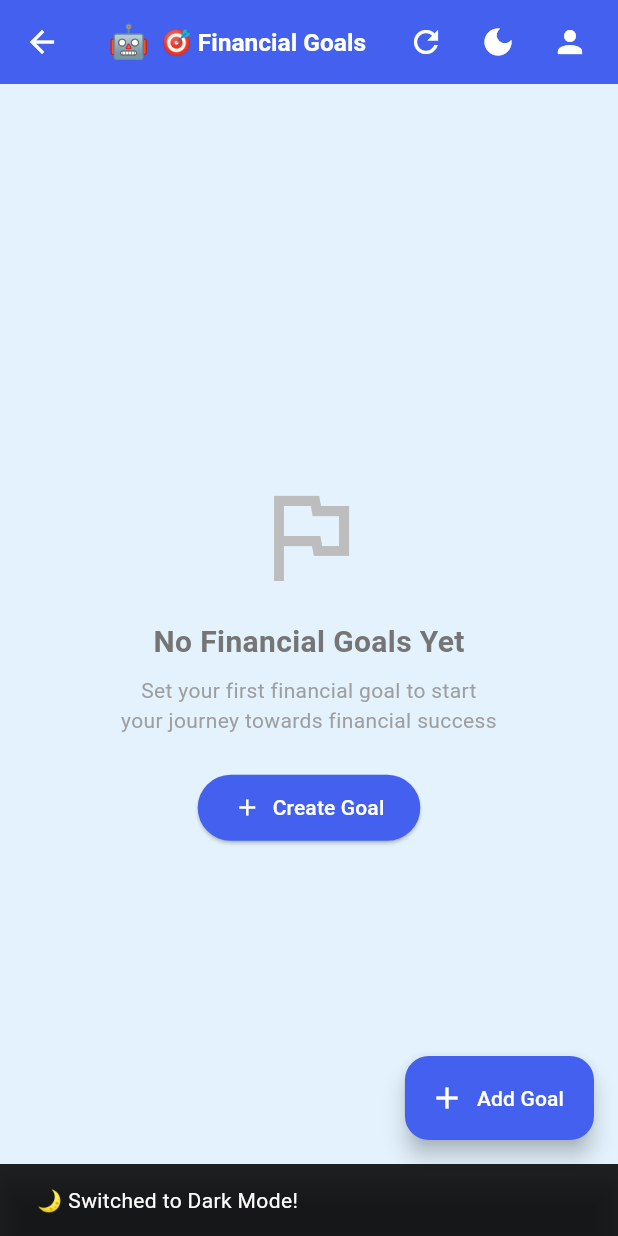
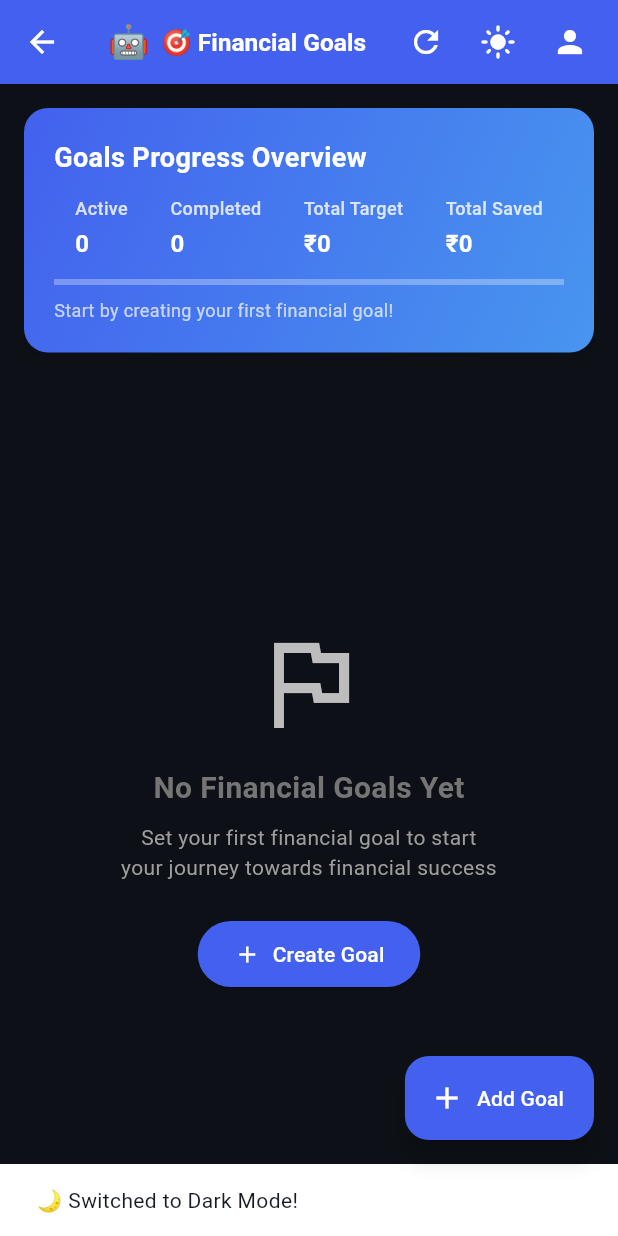
Before and after one commit to om29-dev/ideathon, a Flutter app: the FinancialGoalsScreen screen opened directly, after a tap on the "dark mode" icon, on a phone screen of 412 x 824 dp. Run offline on Flutter 3.47's test engine with Material 3 defaults, Android fonts, the light colour scheme and no system bars; our stand-ins replace flutter_local_notifications, flutter_secure_storage, local_auth, share_plus, shared_preferences, sqflite; missing offline and left inert: dart:html; accounts and stored records are empty; network calls fail.

Commit message:
feat: Implement theme management and navigation state management

```diff
--- /dev/null
+++ b/frontend/lib/providers/navigation_state.dart
@@ -0,0 +1,14 @@
+import 'package:flutter/foundation.dart';
+
+class NavigationState extends ChangeNotifier {
+  int _currentIndex = 0;
+
+  int get currentIndex => _currentIndex;
+
+  void setIndex(int index) {
+    if (_currentIndex != index) {
+      _currentIndex = index;
+      notifyListeners();
+    }
+  }
+}
--- /dev/null
+++ b/frontend/lib/providers/theme_notifier.dart
@@ -0,0 +1,45 @@
+import 'package:flutter/material.dart';
+import 'package:shared_preferences/shared_preferences.dart';
+
+enum AppThemeMode { light, dark }
+
+class ThemeNotifier extends ChangeNotifier {
+  static const String _themeKey = 'app_theme';
+  late SharedPreferences _prefs;
+  AppThemeMode _currentTheme = AppThemeMode.light;
+
+  AppThemeMode get currentTheme => _currentTheme;
+
+  ThemeNotifier(SharedPreferences prefs) {
+    _prefs = prefs;
+    _loadTheme();
+  }
+
+  void _loadTheme() {
+    final savedTheme = _prefs.getString(_themeKey);
+    if (savedTheme != null) {
+      _currentTheme = AppThemeMode.values.firstWhere(
+        (theme) => theme.toString() == savedTheme,
+        orElse: () => AppThemeMode.light,
+      );
+    }
+  }
+
+  void toggleTheme() {
+    _currentTheme = _currentTheme == AppThemeMode.light
+        ? AppThemeMode.dark
+        : AppThemeMode.light;
+    _saveTheme();
+    notifyListeners();
+  }
+
+  void _saveTheme() {
+    _prefs.setString(_themeKey, _currentTheme.toString());
+  }
+
+  ThemeMode get themeMode {
+    return _currentTheme == AppThemeMode.dark
+        ? ThemeMode.dark
+        : ThemeMode.light;
+  }
+}
--- a/frontend/lib/screens/analytics_screen.dart
+++ b/frontend/lib/screens/analytics_screen.dart
@@ -4,9 +4,7 @@ import '../models/expense.dart';
 import '../widgets/custom_app_bar.dart';
 
 class AnalyticsScreen extends StatefulWidget {
-  final VoidCallback? onToggleTheme;
-
-  const AnalyticsScreen({super.key, this.onToggleTheme});
+  const AnalyticsScreen({super.key});
 
   @override
   State<AnalyticsScreen> createState() => _AnalyticsScreenState();
@@ -90,7 +88,6 @@ class _AnalyticsScreenState extends State<AnalyticsScreen> {
     return Scaffold(
       appBar: CustomAppBar(
         title: '📊 Analytics',
-        onToggleTheme: widget.onToggleTheme,
         additionalActions: [
           IconButton(
             icon: const Icon(Icons.refresh),
--- a/frontend/lib/screens/budget_screen.dart
+++ b/frontend/lib/screens/budget_screen.dart
@@ -7,9 +7,7 @@ import '../widgets/edit_budget_dialog.dart';
 import '../widgets/custom_app_bar.dart';
 
 class BudgetScreen extends StatefulWidget {
-  final VoidCallback? onToggleTheme;
-
-  const BudgetScreen({super.key, this.onToggleTheme});
+  const BudgetScreen({super.key});
 
   @override
   State<BudgetScreen> createState() => _BudgetScreenState();
@@ -102,7 +100,6 @@ class _BudgetScreenState extends State<BudgetScreen> {
     return Scaffold(
       appBar: CustomAppBar(
         title: '💰 Budget Management',
-        onToggleTheme: widget.onToggleTheme,
         additionalActions: [
           IconButton(
             icon: const Icon(Icons.refresh),
--- a/frontend/lib/screens/financial_goals_screen.dart
+++ b/frontend/lib/screens/financial_goals_screen.dart
@@ -8,9 +8,7 @@ import '../widgets/update_progress_dialog.dart';
 import '../widgets/custom_app_bar.dart';
 
 class FinancialGoalsScreen extends StatefulWidget {
-  final VoidCallback? onToggleTheme;
-
-  const FinancialGoalsScreen({super.key, this.onToggleTheme});
+  const FinancialGoalsScreen({super.key});
 
   @override
   State<FinancialGoalsScreen> createState() => _FinancialGoalsScreenState();
@@ -92,7 +90,6 @@ class _FinancialGoalsScreenState extends State<FinancialGoalsScreen> {
     return Scaffold(
       appBar: CustomAppBar(
         title: '🎯 Financial Goals',
-        onToggleTheme: widget.onToggleTheme,
         additionalActions: [
           IconButton(
             icon: const Icon(Icons.refresh),
@@ -107,8 +104,7 @@ class _FinancialGoalsScreenState extends State<FinancialGoalsScreen> {
               onRefresh: _loadGoals,
               child: Column(
                 children: [
-                  // Summary Card
-                  if (_activeGoals.isNotEmpty)
+                  // Summary Card - Show always, not just when activeGoals exist
                   Container(
                     width: double.infinity,
                     margin: const EdgeInsets.all(16),
@@ -144,11 +140,16 @@ class _FinancialGoalsScreenState extends State<FinancialGoalsScreen> {
                         ),
                         const SizedBox(height: 12),
                         Row(
-                            mainAxisAlignment: MainAxisAlignment.spaceBetween,
+                          mainAxisAlignment: MainAxisAlignment.spaceAround,
                           children: [
                             _buildSummaryItem(
-                                'Active Goals',
+                              'Active',
                               '${_activeGoals.length}',
+                              Colors.white,
+                            ),
+                            _buildSummaryItem(
+                              'Completed',
+                              '${_completedGoals.length}',
                               Colors.white,
                             ),
                             _buildSummaryItem(
@@ -169,13 +170,17 @@ class _FinancialGoalsScreenState extends State<FinancialGoalsScreen> {
                               ? _totalCurrentAmount / _totalTargetAmount
                               : 0,
                           backgroundColor: Colors.white.withOpacity(0.3),
-                            valueColor: const AlwaysStoppedAnimation<Color>(
-                              Colors.white,
+                          valueColor: AlwaysStoppedAnimation<Color>(
+                            _activeGoals.isEmpty
+                                ? Colors.white.withOpacity(0.5)
+                                : Colors.white,
                           ),
                         ),
                         const SizedBox(height: 8),
                         Text(
-                            '${(_totalTargetAmount > 0 ? (_totalCurrentAmount / _totalTargetAmount * 100) : 0).toStringAsFixed(1)}% of total goals achieved',
+                          _activeGoals.isEmpty
+                              ? 'Start by creating your first financial goal!'
+                              : '${(_totalTargetAmount > 0 ? (_totalCurrentAmount / _totalTargetAmount * 100) : 0).toStringAsFixed(1)}% of total goals achieved',
                           style: const TextStyle(
                             color: Colors.white70,
                             fontSize: 12,
--- a/frontend/lib/widgets/app_drawer.dart
+++ b/frontend/lib/widgets/app_drawer.dart
@@ -1,18 +1,17 @@
 import 'package:flutter/material.dart';
 import 'package:provider/provider.dart';
 import '../providers/app_state.dart';
+import '../providers/theme_notifier.dart';
 import '../services/notification_service.dart';
 
 class AppDrawer extends StatefulWidget {
   final Function(int) onNavigate;
   final int currentIndex;
-  final VoidCallback? onToggleTheme;
 
   const AppDrawer({
     super.key,
     required this.onNavigate,
     required this.currentIndex,
-    this.onToggleTheme,
   });
 
   @override
@@ -234,7 +233,7 @@ class _AppDrawerState extends State<AppDrawer> {
                     leading: Icon(isDark ? Icons.light_mode : Icons.dark_mode),
                     title: Text(isDark ? 'Light Mode' : 'Dark Mode'),
                     onTap: () {
-                      widget.onToggleTheme?.call();
+                      context.read<ThemeNotifier>().toggleTheme();
                       Navigator.pop(context);
                     },
                   ),
--- a/frontend/lib/widgets/custom_app_bar.dart
+++ b/frontend/lib/widgets/custom_app_bar.dart
@@ -1,16 +1,16 @@
 import 'package:flutter/material.dart';
+import 'package:provider/provider.dart';
+import '../providers/theme_notifier.dart';
 
 class CustomAppBar extends StatelessWidget implements PreferredSizeWidget {
   final String title;
   final List<Widget>? additionalActions;
-  final VoidCallback? onToggleTheme;
   final VoidCallback? onProfileTap;
 
   const CustomAppBar({
     super.key,
     required this.title,
     this.additionalActions,
-    this.onToggleTheme,
     this.onProfileTap,
   });
 
@@ -52,7 +52,7 @@ class CustomAppBar extends StatelessWidget implements PreferredSizeWidget {
             color: Colors.white,
           ),
           onPressed: () {
-            onToggleTheme?.call();
+            context.read<ThemeNotifier>().toggleTheme();
             ScaffoldMessenger.of(context).showSnackBar(
               SnackBar(
                 content: Text(
```
Also changed, not shown: frontend/lib/main.dart (+37 -59 lines), frontend/lib/providers/app_state.dart (+8 -0 lines), frontend/lib/screens/auth_screen.dart (+1 -10 lines), frontend/pubspec.lock. Lines whose indentation alone changed are shown as unchanged.
